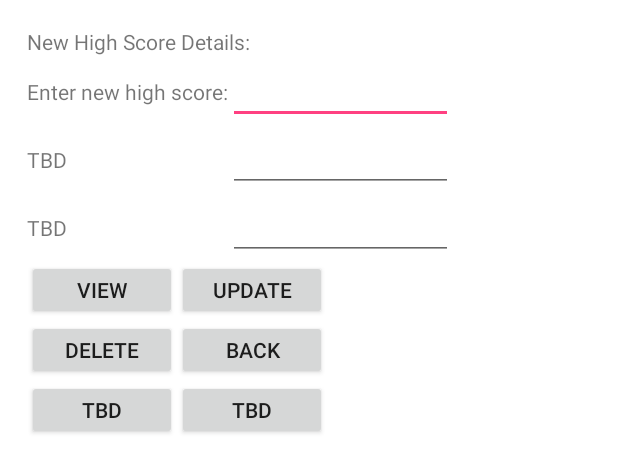
After one commit to lypluto/AndroidAppFrameworkTest, an Android app: the layout fragment_shared_prefs_test.xml on its own in the app's theme, with its tools: preview values and no code run, on a phone screen of 412 x 824 dp. The commit adds this screen. Shown: the top 472 px of the screen. Run offline under Robolectric (Android 15) with nearby library versions, the phone set to English and light mode, and no system bars.

Commit message:
shared prefs test

```diff
--- a/app/src/main/java/com/lltest/appFrameTest/Activity3.java
+++ b/app/src/main/java/com/lltest/appFrameTest/Activity3.java
@@ -17,6 +17,11 @@ import java.util.List;
 
 import static com.lltest.util.GeneralUtil.showMessage;
 
+/**
+ * This sub activity is used to test basic DB operations.
+ *
+ *
+ */
 public class Activity3 extends AppCompatActivity implements View.OnClickListener {
     private static final String TAG = "Activity3";
     public static final String ACT_3_RESULT_BUNDLE = "resultBundleFrom3";
--- a/app/src/main/java/com/lltest/appFrameTest/FragmentOne.java
+++ b/app/src/main/java/com/lltest/appFrameTest/FragmentOne.java
@@ -147,7 +147,7 @@ public class FragmentOne extends Fragment {
     @Override
     public void onResume() {
         super.onResume();
-        Log.d(TAG, "onPause, reset fragment lock to false.");
+        Log.d(TAG, "onResume, reset fragment lock to false.");
         ((MainActivity)getActivity()).setFragmentLock(false);
     }
 
--- a/app/src/main/java/com/lltest/appFrameTest/FragmentTwo.java
+++ b/app/src/main/java/com/lltest/appFrameTest/FragmentTwo.java
@@ -136,7 +136,7 @@ public class FragmentTwo extends Fragment {
     @Override
     public void onResume() {
         super.onResume();
-        Log.d(TAG, "onPause, reset fragment lock to false.");
+        Log.d(TAG, "onResume, reset fragment lock to false.");
         ((MainActivity)getActivity()).setFragmentLock(false);
     }
 
--- a/app/src/main/java/com/lltest/util/Constants.java
+++ b/app/src/main/java/com/lltest/util/Constants.java
@@ -8,6 +8,7 @@ public class Constants {
 
     public static final String FRAGMENT_ONE_TAG = "fragment_one";
     public static final String FRAGMENT_TWO_TAG = "fragment_two";
+    public static final String FRAGMENT_SHARED_PREFS_TAG = "fragment_shared_prefs_test";
 
     public static final int REQUEST_CODE = 1001;
 
--- /dev/null
+++ b/app/src/main/res/layout/fragment_shared_prefs_test.xml
@@ -0,0 +1,140 @@
+<?xml version="1.0" encoding="utf-8"?>
+<LinearLayout xmlns:android="http://schemas.android.com/apk/res/android"
+    xmlns:tools="http://schemas.android.com/tools"
+    android:id="@+id/fragment_shared_prefs_layout"
+    android:orientation="vertical"
+    android:layout_width="match_parent"
+    android:layout_height="match_parent"
+    android:background="@color/colorWhite"
+    android:paddingBottom="@dimen/activity_vertical_margin"
+    android:paddingLeft="@dimen/activity_horizontal_margin"
+    android:paddingRight="@dimen/activity_horizontal_margin"
+    android:paddingTop="@dimen/activity_vertical_margin"
+    tools:context="com.lltest.appFrameTest.FragmentSharedPrefsTest">
+
+    <LinearLayout
+        android:layout_width="match_parent"
+        android:layout_height="match_parent"
+        android:layout_marginLeft="2dp"
+        android:layout_marginRight="2dp"
+        android:layout_marginTop="2dp"
+        android:layout_marginBottom="2dp"
+        android:showDividers="middle"
+        android:orientation="vertical">
+
+        <TextView android:text="@string/shared_prefs_page_title"
+            android:layout_width="wrap_content"
+            android:layout_height="wrap_content"/>
+
+        <!-- table for edit info -->
+        <TableLayout
+            android:layout_width="match_parent"
+            android:layout_height="wrap_content">
+
+            <!-- Row #1 -->
+            <TableRow
+                android:layout_width="fill_parent"
+                android:layout_height="fill_parent">
+
+                <TextView
+                    android:text="@string/shared_prefs_text_enter_new_high"
+                    android:layout_width="wrap_content"
+                    android:layout_height="wrap_content"/>
+                <EditText
+                    android:id="@+id/editNewHigh"
+                    android:inputType="number"
+                    android:layout_width="150dp"
+                    android:layout_height="wrap_content"/>
+            </TableRow>
+
+            <!-- Row #2 -->
+            <TableRow
+                android:layout_width="fill_parent"
+                android:layout_height="wrap_content">
+
+                <TextView android:text="@string/tbd"
+                    android:layout_width="wrap_content"
+                    android:layout_height="wrap_content"/>
+                <EditText
+                    android:id="@+id/editName"
+                    android:inputType="text"
+                    android:layout_width="150dp"
+                    android:layout_height="wrap_content"/>
+            </TableRow>
+
+            <!-- Row #3 -->
+            <TableRow
+                android:layout_width="fill_parent"
+                android:layout_height="fill_parent">
+
+                <TextView
+                    android:text="@string/tbd"
+                    android:layout_width="wrap_content"
+                    android:layout_height="wrap_content"/>
+                <EditText
+                    android:id="@+id/editMarks"
+                    android:inputType="number"
+                    android:layout_width="150dp"
+                    android:layout_height="wrap_content"/>
+            </TableRow>
+
+        </TableLayout>
+
+        <!-- table for buttons -->
+        <TableLayout
+            android:layout_width="match_parent"
+            android:layout_height="match_parent">
+
+            <!-- Row #1 -->
+            <TableRow
+                android:layout_width="fill_parent"
+                android:layout_height="fill_parent">
+
+                <Button	  android:id="@+id/btnSharedPrefsView"
+                    android:text="@string/shared_prefs_view"
+                    android:layout_width="100dp"
+                    android:layout_height="40dp"/>
+                <Button	  android:id="@+id/btnSharedPrefsUpdate"
+                    android:text="@string/shared_prefs_update"
+                    android:layout_width="100dp"
+                    android:layout_height="40dp"/>
+
+            </TableRow>
+
+            <!-- Row #2 -->
+            <TableRow
+                android:layout_width="fill_parent"
+                android:layout_height="fill_parent">
+
+                <Button   android:id="@+id/btnSharedPrefsDelete"
+                    android:text="@string/shared_prefs_delete"
+                    android:layout_width="100dp"
+                    android:layout_height="40dp"/>
+                <Button   android:id="@+id/btnSharedPrefsBack"
+                    android:text="@string/shared_prefs_back"
+                    android:layout_width="100dp"
+                    android:layout_height="40dp"/>
+
+            </TableRow>
+
+            <!-- Row #3 -->
+            <TableRow
+                android:layout_width="fill_parent"
+                android:layout_height="fill_parent">
+
+                <Button
+                    android:text="@string/tbd"
+                    android:layout_width="100dp"
+                    android:layout_height="40dp"/>
+                <Button
+                    android:text="@string/tbd"
+                    android:layout_width="100dp"
+                    android:layout_height="40dp"/>
+
+            </TableRow>
+
+        </TableLayout>
+
+    </LinearLayout>
+
+</LinearLayout>
--- a/app/src/main/res/values/colors.xml
+++ b/app/src/main/res/values/colors.xml
@@ -3,4 +3,5 @@
     <color name="colorPrimary">#3F51B5</color>
     <color name="colorPrimaryDark">#303F9F</color>
     <color name="colorAccent">#FF4081</color>
+    <color name="colorWhite">#FFFFFF</color>
 </resources>
--- a/app/src/main/res/values/strings.xml
+++ b/app/src/main/res/values/strings.xml
@@ -25,7 +25,7 @@
     <string name="hello_blank_fragment">Hello blank fragment</string>
 
     <!-- DB test labels -->
-    <string name="db_sub_act">DB Sub Act</string>
+    <string name="db_sub_act">DB Test</string>
     <string name="title">Student Details</string>
     <string name="roll_no">Enter Roll #: </string>
     <string name="name">Enter Name: </string>
@@ -37,4 +37,15 @@
     <string name="view_all">View All</string>
     <string name="show_info">Show Info</string>
 
+    <!-- Shared Prefs labels -->
+    <string name="shared_prefs_label">SharedPrefs Test</string>
+    <string name="shared_prefs_page_title">New High Score Details:</string>
+    <string name="shared_prefs_delete">Delete</string>
+    <string name="shared_prefs_update">Update</string>
+    <string name="shared_prefs_view">View</string>
+    <string name="shared_prefs_back">Back</string>
+    <string name="shared_prefs_text_enter_new_high">Enter new high score:</string>
+    <string name="saved_high_score_default">saved_high_score_default</string>
+    <string name="saved_high_score">saved_high_score</string>
+
 </resources>
```
Also changed, not shown: app/src/main/java/com/lltest/appFrameTest/FragmentSharedPrefsTest.java (added, +212 -0 lines), app/src/main/java/com/lltest/appFrameTest/MainActivity.java (+31 -9 lines), app/src/main/res/layout/activity_main.xml (+10 -9 lines).
